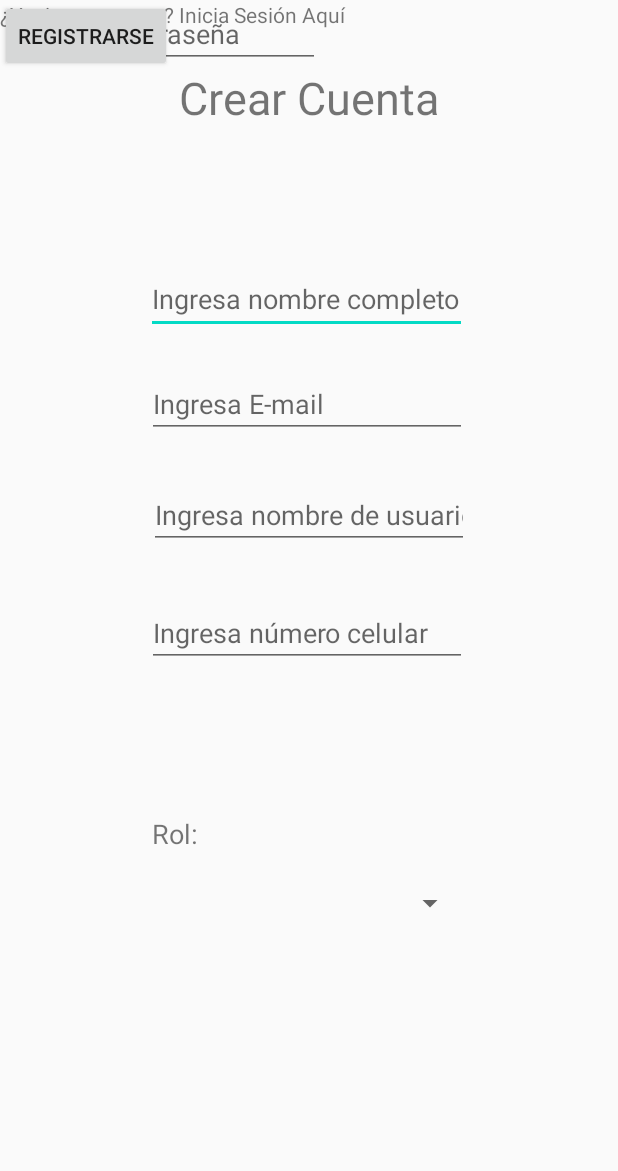
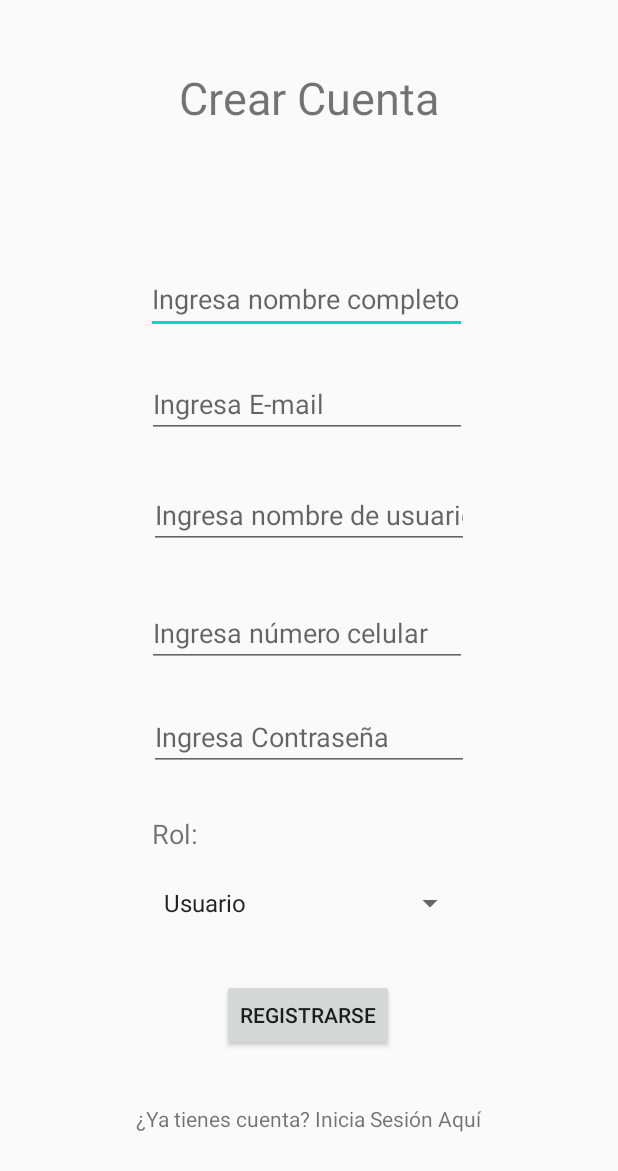
Before and after one commit to NEMESIIS/FEI-EATS-mov, an Android app: the layout activity_registro_usuario.xml on its own in the app's theme, with its tools: preview values and no code run, on a phone screen of 412 x 824 dp. Shown: the top 1171 px of the screen. Run offline under Robolectric (Android 15) with nearby library versions, the phone set to English and light mode, and no system bars.

Commit message:
Registro de usuarios en funcionamiento

```diff
--- a/app/src/main/AndroidManifest.xml
+++ b/app/src/main/AndroidManifest.xml
@@ -16,6 +16,8 @@
                 <category android:name="android.intent.category.LAUNCHER" />
             </intent-filter>
         </activity>
+        <activity android:name=".ActivityUsuario"></activity>
+
     </application>
 
 </manifest>
--- a/app/src/main/res/layout/activity_registro_producto.xml
+++ b/app/src/main/res/layout/activity_registro_producto.xml
@@ -64,6 +64,7 @@
         android:id="@+id/spCategoriaP"
         android:layout_width="211dp"
         android:layout_height="42dp"
+        android:entries="@array/categoria"
         app:layout_constraintBottom_toBottomOf="parent"
         app:layout_constraintEnd_toEndOf="parent"
         app:layout_constraintHorizontal_bias="0.49"
--- a/app/src/main/res/layout/activity_registro_usuario.xml
+++ b/app/src/main/res/layout/activity_registro_usuario.xml
@@ -80,29 +80,40 @@
         android:ems="10"
         android:hint="Ingresa Contraseña"
         android:inputType="textPersonName"
-        tools:layout_editor_absoluteX="99dp"
-        tools:layout_editor_absoluteY="420dp" />
+        app:layout_constraintBottom_toBottomOf="parent"
+        app:layout_constraintEnd_toEndOf="parent"
+        app:layout_constraintStart_toStartOf="parent"
+        app:layout_constraintTop_toTopOf="parent"
+        app:layout_constraintVertical_bias="0.602" />
 
     <Button
         android:id="@+id/btnRegistrar"
         android:layout_width="wrap_content"
         android:layout_height="wrap_content"
         android:text="Registrarse"
-        tools:layout_editor_absoluteX="148dp"
-        tools:layout_editor_absoluteY="579dp" />
+        app:layout_constraintBottom_toBottomOf="parent"
+        app:layout_constraintEnd_toEndOf="parent"
+        app:layout_constraintHorizontal_bias="0.498"
+        app:layout_constraintStart_toStartOf="parent"
+        app:layout_constraintTop_toTopOf="parent"
+        app:layout_constraintVertical_bias="0.841" />
 
     <TextView
         android:id="@+id/txtIniciarSesion"
         android:layout_width="wrap_content"
         android:layout_height="wrap_content"
         android:text="¿Ya tienes cuenta? Inicia Sesión Aquí"
-        tools:layout_editor_absoluteX="89dp"
-        tools:layout_editor_absoluteY="660dp" />
+        app:layout_constraintBottom_toBottomOf="parent"
+        app:layout_constraintEnd_toEndOf="parent"
+        app:layout_constraintStart_toStartOf="parent"
+        app:layout_constraintTop_toTopOf="parent"
+        app:layout_constraintVertical_bias="0.915" />
 
     <Spinner
-        android:id="@+id/spinner2"
+        android:id="@+id/sp_rol"
         android:layout_width="209dp"
         android:layout_height="40dp"
+        android:entries="@array/rol"
         app:layout_constraintBottom_toBottomOf="parent"
         app:layout_constraintEnd_toEndOf="parent"
         app:layout_constraintStart_toStartOf="parent"
--- a/app/src/main/res/values/strings.xml
+++ b/app/src/main/res/values/strings.xml
@@ -1,3 +1,15 @@
 <resources>
-    <string name="app_name">FEI-EATS-mov</string>
+    <string name="app_name">FEI-EATS</string>
+    <string name="login">Inicio de Sesión</string>
+
+
+    <string-array name="rol">
+        <item>Usuario</item>
+        <item>Vendedor</item>
+    </string-array>
+
+    <string-array name="categoria">
+        <item>Dulces</item>
+        <item>Comida</item>
+    </string-array>
 </resources>
```
Also changed, not shown: app/src/main/java/com/example/fei_eats_mov/MainActivity.java (+15 -0 lines), app/src/main/res/layout/activity_main.xml (+11 -4 lines).
